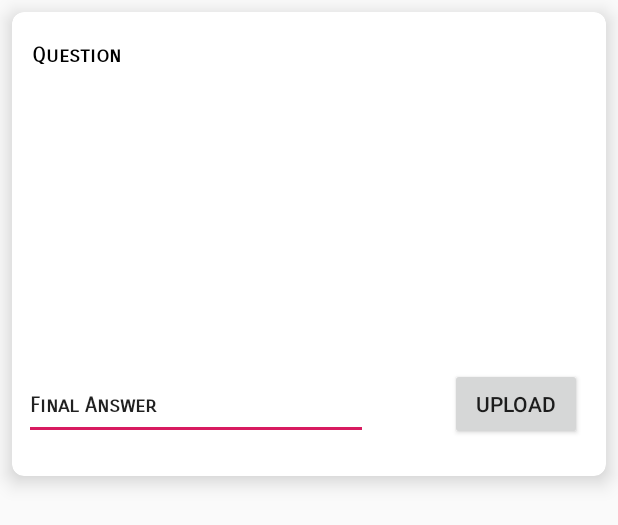
After one commit to ece1778-2021/Ready, an Android app: the layout student_assg_adapter.xml on its own in the app's theme, with its tools: preview values and no code run, on a phone screen of 412 x 824 dp. The commit adds this screen. Shown: the top 525 px of the screen. Run offline under Robolectric (Android 15) with nearby library versions, the phone set to English and light mode, and no system bars.

Commit message:
student assignment page ui

```diff
--- a/app/src/main/java/me/nirmit/ready/StudentAssgListAdapter.java
+++ b/app/src/main/java/me/nirmit/ready/StudentAssgListAdapter.java
@@ -49,8 +49,8 @@ public class StudentAssgListAdapter extends RecyclerView.Adapter<StudentAssgList
 
         public RecyclerViewHolder(View itemView) {
             super(itemView);
-            title = itemView.findViewById(R.id.student_assg_title);
-            cardView = itemView.findViewById(R.id.student_assg_list_card);
+            title = itemView.findViewById(R.id.student_question);
+            cardView = itemView.findViewById(R.id.student_qt_card);
 
         }
     }
--- a/app/src/main/java/me/nirmit/ready/StudentMainActivity.java
+++ b/app/src/main/java/me/nirmit/ready/StudentMainActivity.java
@@ -24,7 +24,7 @@ public class StudentMainActivity extends AppCompatActivity {
         setContentView(R.layout.activity_student_main);
 
         assgList = new ArrayList<>();
-        recyclerView = (RecyclerView)findViewById(R.id.student_assg_list_card);
+        recyclerView = (RecyclerView)findViewById(R.id.student_qt_card);
         recyclerViewAdapter = new StudentAssgListAdapter(assgList);
         RecyclerView.LayoutManager layoutManager = new LinearLayoutManager(this);
         recyclerView.setLayoutManager(layoutManager);
--- /dev/null
+++ b/app/src/main/res/layout/activity_student_assg.xml
@@ -0,0 +1,6 @@
+<?xml version="1.0" encoding="utf-8"?>
+<androidx.constraintlayout.widget.ConstraintLayout
+    xmlns:android="http://schemas.android.com/apk/res/android" android:layout_width="match_parent"
+    android:layout_height="match_parent">
+
+</androidx.constraintlayout.widget.ConstraintLayout>
--- /dev/null
+++ b/app/src/main/res/layout/student_assg_adapter.xml
@@ -0,0 +1,82 @@
+<?xml version="1.0" encoding="utf-8"?>
+<androidx.cardview.widget.CardView xmlns:android="http://schemas.android.com/apk/res/android"
+    xmlns:cardView="http://schemas.android.com/apk/res-auto"
+    xmlns:tools="http://schemas.android.com/tools"
+    android:id="@+id/student_qt_card"
+    android:layout_width="match_parent"
+    android:layout_height="wrap_content"
+    android:layout_margin="8dp"
+    cardView:cardCornerRadius="8dp"
+    cardView:cardElevation="8dp">
+
+    <androidx.constraintlayout.widget.ConstraintLayout
+        android:layout_width="match_parent"
+        android:layout_height="match_parent">
+
+        <TextView
+            android:id="@+id/student_question"
+            android:layout_width="96dp"
+            android:layout_height="25dp"
+            android:layout_margin="8dp"
+            android:fontFamily="sans-serif-smallcaps"
+            android:gravity="center_vertical"
+            android:padding="5dp"
+            android:textAppearance="@style/TextAppearance.AppCompat.Title"
+            android:textColor="@android:color/black"
+            android:textSize="14sp"
+            android:textStyle="bold"
+            cardView:layout_constraintBottom_toBottomOf="parent"
+            cardView:layout_constraintEnd_toEndOf="parent"
+            cardView:layout_constraintHorizontal_bias="0.0"
+            cardView:layout_constraintStart_toStartOf="parent"
+            cardView:layout_constraintTop_toTopOf="parent"
+            cardView:layout_constraintVertical_bias="0.026"
+            tools:text="Question" />
+
+        <EditText
+            android:id="@+id/student_answer_text"
+            android:layout_width="229dp"
+            android:layout_height="46dp"
+            android:ems="10"
+            android:fontFamily="sans-serif-smallcaps"
+            android:inputType="numberSigned|text|numberDecimal"
+            android:text="@string/student_final_answer"
+            android:textSize="14sp"
+            android:textStyle="bold"
+            cardView:layout_constraintBottom_toBottomOf="parent"
+            cardView:layout_constraintEnd_toEndOf="parent"
+            cardView:layout_constraintHorizontal_bias="0.048"
+            cardView:layout_constraintStart_toStartOf="parent"
+            cardView:layout_constraintTop_toTopOf="parent"
+            cardView:layout_constraintVertical_bias="0.91" />
+
+        <Button
+            android:id="@+id/student_upload_button"
+            android:layout_width="wrap_content"
+            android:layout_height="wrap_content"
+            android:text="@string/student_upload_button"
+            cardView:layout_constraintBottom_toBottomOf="@+id/student_answer_text"
+            cardView:layout_constraintEnd_toEndOf="parent"
+            cardView:layout_constraintHorizontal_bias="0.771"
+            cardView:layout_constraintStart_toEndOf="@+id/student_answer_text"
+            cardView:layout_constraintTop_toTopOf="parent"
+            cardView:layout_constraintVertical_bias="1.0" />
+
+        <ImageView
+            android:id="@+id/student_image"
+            android:layout_width="0dp"
+            android:layout_height="159dp"
+            android:layout_marginStart="50dp"
+            android:layout_marginTop="20dp"
+            android:layout_marginEnd="50dp"
+            android:layout_marginBottom="20dp"
+            android:visibility="invisible"
+            cardView:layout_constraintBottom_toTopOf="@+id/student_answer_text"
+            cardView:layout_constraintEnd_toEndOf="parent"
+            cardView:layout_constraintHorizontal_bias="1.0"
+            cardView:layout_constraintStart_toStartOf="parent"
+            cardView:layout_constraintTop_toBottomOf="@+id/student_question"
+            cardView:layout_constraintVertical_bias="0.59"
+            cardView:srcCompat="@android:mipmap/sym_def_app_icon" />
+    </androidx.constraintlayout.widget.ConstraintLayout>
+</androidx.cardview.widget.CardView>
--- a/app/src/main/res/layout/student_assg_list_adapter.xml
+++ b/app/src/main/res/layout/student_assg_list_adapter.xml
@@ -2,7 +2,7 @@
 <androidx.cardview.widget.CardView xmlns:android="http://schemas.android.com/apk/res/android"
     xmlns:tools="http://schemas.android.com/tools"
     xmlns:cardView="http://schemas.android.com/apk/res-auto"
-    android:id="@+id/student_assg_list_card"
+    android:id="@+id/student_qt_card"
     android:layout_width="match_parent"
     android:layout_height="90dp"
     cardView:cardCornerRadius="8dp"
@@ -14,7 +14,7 @@
         android:layout_height="match_parent">
 
         <TextView
-            android:id="@+id/student_assg_title"
+            android:id="@+id/student_question"
             android:layout_width="wrap_content"
             android:layout_height="0dp"
             android:layout_margin="8dp"
--- a/app/src/main/res/values/strings.xml
+++ b/app/src/main/res/values/strings.xml
@@ -10,4 +10,6 @@
     <string name="student_id">Student ID</string>
     <string name="sign_up">Sign Up</string>
     <string name="student_phone">Phone</string>
+    <string name="student_final_answer">Final Answer</string>
+    <string name="student_upload_button">Upload</string>
 </resources>
```
Also changed, not shown: app/src/main/java/me/nirmit/ready/MainActivity.java (+12 -11 lines), app/src/main/java/me/nirmit/ready/StudentAssgAdapter.java (added, +66 -0 lines), app/src/main/java/me/nirmit/ready/StudentAssignmentActivity.java (+19 -1 lines), app/src/main/res/layout/activity_student_main.xml (+7 -2 lines), 1 other file.
